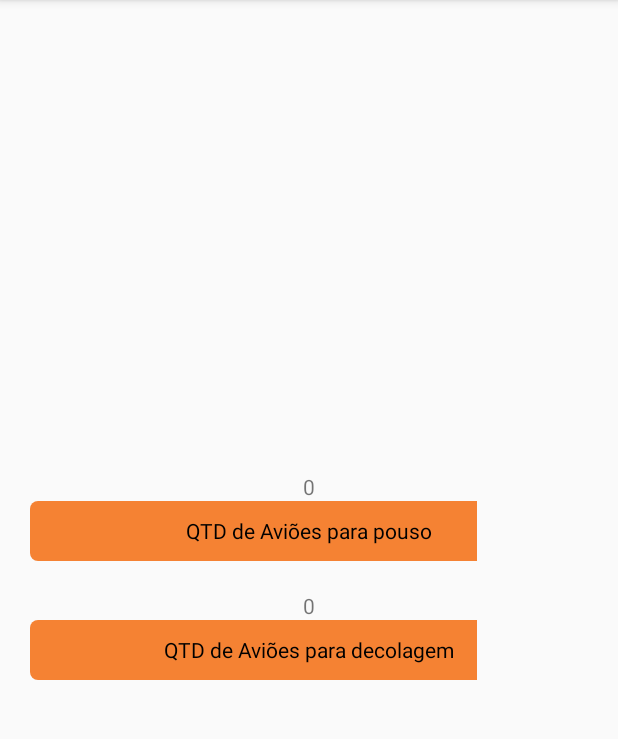
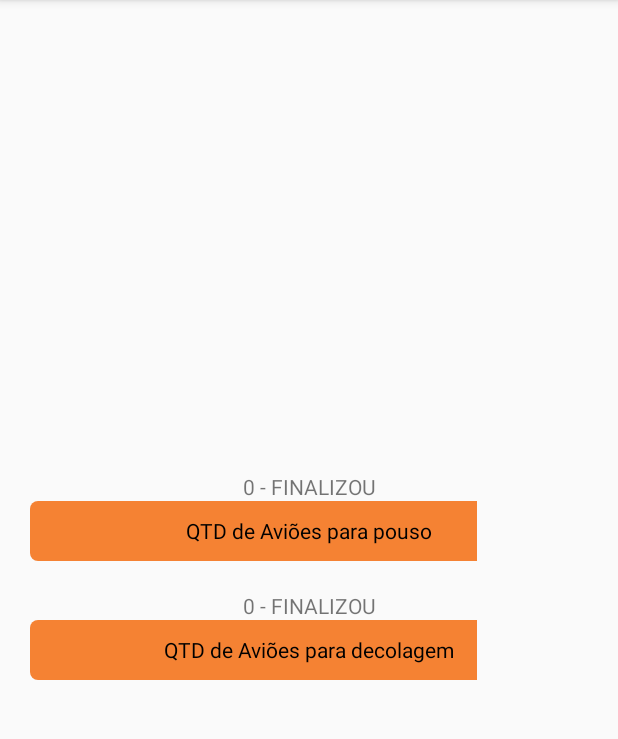
Before and after one commit to JoaoOBF/projetoSO, an Android app: the TakeOffActivity screen opened directly, with no data from a screen before it, on a phone screen of 412 x 824 dp, the part 84-823 px from its top. Run offline under Robolectric (Android 15) with nearby library versions, the phone set to English and light mode, and no system bars.

```diff
--- a/app/src/main/java/com/so/projeto/projetoso/TakeOffActivity.java
+++ b/app/src/main/java/com/so/projeto/projetoso/TakeOffActivity.java
@@ -55,9 +55,15 @@ public class TakeOffActivity extends AppCompatActivity {
         txt_id_decolar.setText(String.valueOf(numberOfPlanesToTakeOff));
         txt_id_pouso = (TextView) findViewById(R.id.txt_id_pouso);
         txt_id_pouso.setText(String.valueOf(numberOfPlanesToLand));
-        hasTakenOff = true;
+
         criarDecolarAviao();
         criarPousarAviao();
+
+        if (decolagensArray.isEmpty()){
+            hasTakenOff = false;
+        } else{
+            hasTakenOff = true;
+        }
 
         mPendingRunnable = new Runnable() {
             @Override
@@ -67,8 +73,8 @@ public class TakeOffActivity extends AppCompatActivity {
                     if (pousosArray.isEmpty() && decolagensArray.isEmpty()) {
                         Log.i("finalizado", "");
                         processaPistaHandler.removeCallbacks(mPendingRunnable);
-                        txt_id_pouso.setText("0");
-                        txt_id_decolar.setText("0");
+                        txt_id_pouso.setText("0 - FINALIZOU");
+                        txt_id_decolar.setText("0 - FINALIZOU");
 
                     } else {
                         Log.i("naofinalizado", hasTakenOff + "decolagem->" + String.valueOf(decolagensArray.size()) + "pouso->" + String.valueOf(pousosArray.size()));
```
